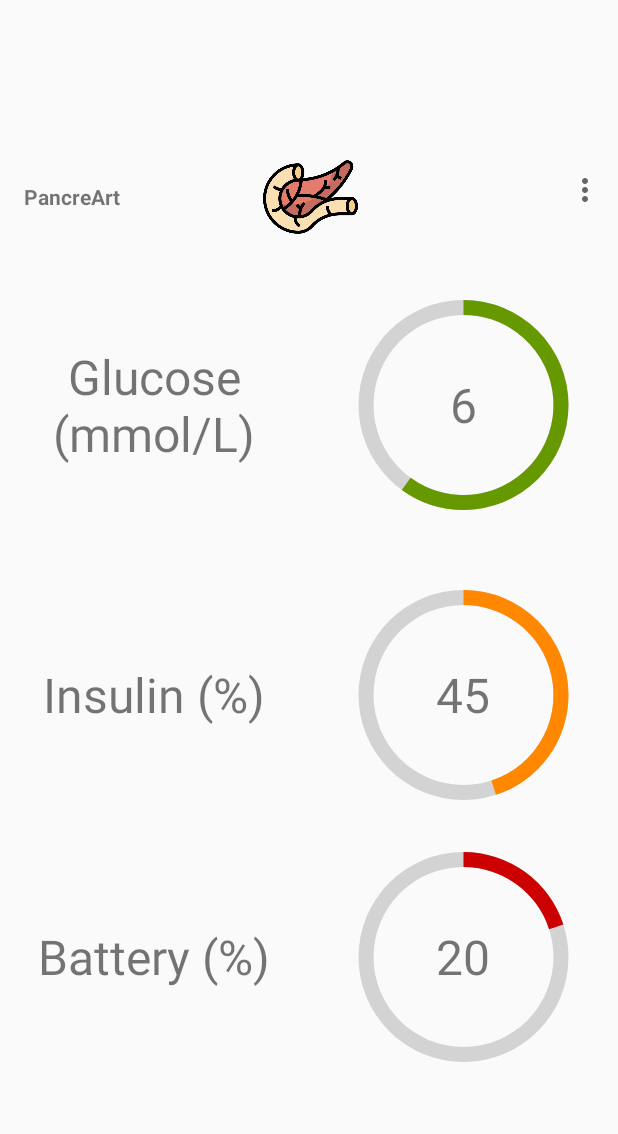
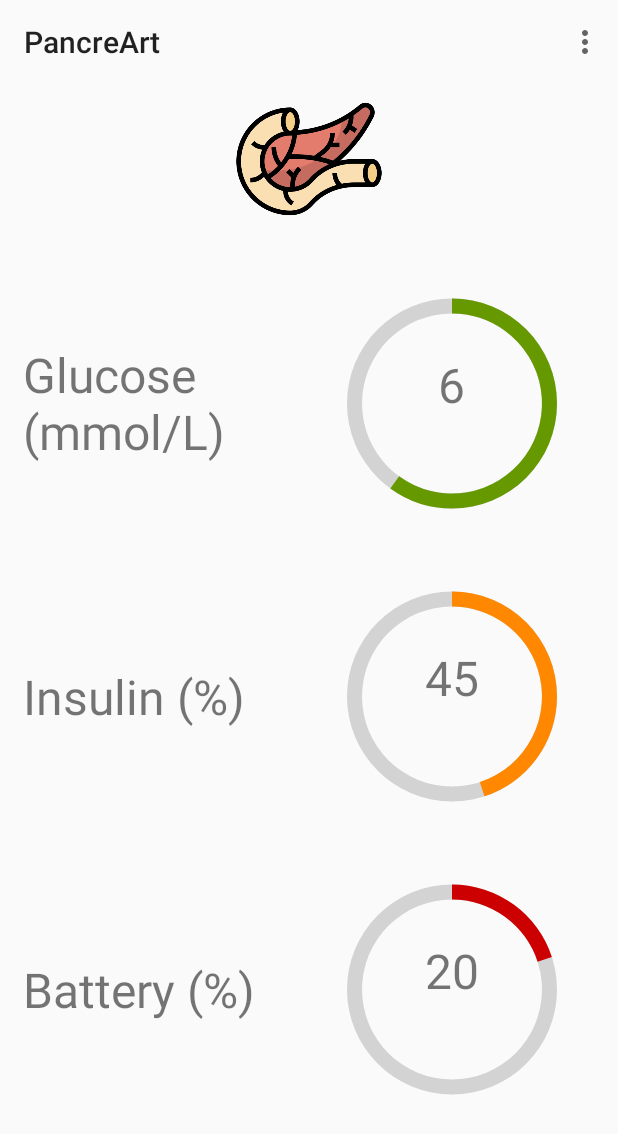
Before and after one commit to yvan-burrie-jcu/pancreart-app, an Android app: the screen it shows after launch (DashboardActivity), on a phone screen of 412 x 824 dp. Shown: the top 1134 px of the screen. Run offline under Robolectric (Android 15) with nearby library versions, the phone set to English and light mode, and no system bars.

Commit message:
Update dashboard activity

```diff
--- a/app/src/main/java/jcu/cp3407/pancreart/DashboardActivity.java
+++ b/app/src/main/java/jcu/cp3407/pancreart/DashboardActivity.java
@@ -147,7 +147,7 @@ public class DashboardActivity extends AppCompatActivity {
     @Override
     public boolean onCreateOptionsMenu(Menu menu) {
         this.menu = menu;
-        getMenuInflater().inflate(R.menu.main, this.menu);
+        getMenuInflater().inflate(R.menu.main, menu);
         return super.onCreateOptionsMenu(menu);
     }
 
@@ -191,10 +191,14 @@ public class DashboardActivity extends AppCompatActivity {
         final int glucoseHighThreshold = 7;
         final int percentageMiddleThreshold = 50;
         final int percentageLowThreshold = 25;
-        final Drawable breachedThresholdColour = ResourcesCompat.getDrawable(getResources(),
-                R.drawable.circle_breached_threshold_foreground, null);
-        final Drawable middleThresholdColour = ResourcesCompat.getDrawable(getResources(),
-                R.drawable.circle_middle_threshold_foreground, null);
+        final Drawable breachedThresholdColour = ResourcesCompat.getDrawable(
+                getResources(),
+                R.drawable.circle_breached_threshold_foreground,
+                null);
+        final Drawable middleThresholdColour = ResourcesCompat.getDrawable(
+                getResources(),
+                R.drawable.circle_middle_threshold_foreground,
+                null);
 
         // Determine which colour to set.
         if (glucoseLevel >= glucoseHighThreshold || glucoseLevel <= glucoseLowThreshold) {
@@ -272,11 +276,13 @@ public class DashboardActivity extends AppCompatActivity {
 
     private void enableReadStoragePermission() {
         // Check if permission is in current activity.
-        if (ContextCompat.checkSelfPermission(this,
-                Manifest.permission.READ_EXTERNAL_STORAGE)
-                != PackageManager.PERMISSION_GRANTED) {
+        int permission = ContextCompat.checkSelfPermission(
+                this,
+                Manifest.permission.READ_EXTERNAL_STORAGE);
+        if (permission != PackageManager.PERMISSION_GRANTED) {
             // Permission is not granted, request permission.
-            ActivityCompat.requestPermissions(this,
+            ActivityCompat.requestPermissions(
+                    this,
                     new String[]{Manifest.permission.READ_EXTERNAL_STORAGE},
                     MY_PERMISSIONS_READ_EXTERNAL_STORAGE);
         }
@@ -284,11 +290,13 @@ public class DashboardActivity extends AppCompatActivity {
 
     private void enableWriteStoragePermission() {
         // Check if permission is in current activity.
-        if (ContextCompat.checkSelfPermission(this,
-                Manifest.permission.WRITE_EXTERNAL_STORAGE)
-                != PackageManager.PERMISSION_GRANTED) {
+        int permission = ContextCompat.checkSelfPermission(
+                this,
+                Manifest.permission.WRITE_EXTERNAL_STORAGE);
+        if (permission != PackageManager.PERMISSION_GRANTED) {
             // Permission is not granted, request permission.
-            ActivityCompat.requestPermissions(this,
+            ActivityCompat.requestPermissions(
+                    this,
                     new String[]{Manifest.permission.WRITE_EXTERNAL_STORAGE},
                     MY_PERMISSIONS_WRITE_EXTERNAL_STORAGE);
         }
--- a/app/src/main/res/layout/activity_dashboard.xml
+++ b/app/src/main/res/layout/activity_dashboard.xml
@@ -1,47 +1,41 @@
 <?xml version="1.0" encoding="utf-8"?>
 
-<TableLayout
-    xmlns:android="http://schemas.android.com/apk/res/android"
+<androidx.constraintlayout.widget.ConstraintLayout
+    xmlns:app="http://schemas.android.com/apk/res-auto"
     xmlns:tools="http://schemas.android.com/tools"
+    android:layout_height="match_parent"
     android:layout_width="match_parent"
-    android:layout_height="match_parent"
-    android:weightSum="5"
-    android:gravity="center"
-    tools:context=".DashboardActivity">
+    xmlns:android="http://schemas.android.com/apk/res/android">
 
     <androidx.appcompat.widget.Toolbar
         android:id="@+id/toolbar"
         android:layout_width="match_parent"
         android:layout_height="0dp"
-        android:layout_weight="0.5">
-
-        <LinearLayout
-            android:layout_width="match_parent"
-            android:layout_height="wrap_content"
-            android:orientation="horizontal"
-            android:weightSum="2" >
-
-            <TextView
-                android:layout_width="0dp"
-                android:layout_height="match_parent"
-                android:layout_weight="0.5"
-                android:gravity="center_vertical"
-                android:text="@string/app_name"
-                android:textStyle="bold" />
-
-            <ImageView
-                android:layout_width="0dp"
-                android:layout_height="match_parent"
-                android:layout_weight="1.5"
-                android:layout_marginEnd="50dp"
-                android:src="@drawable/pancreas"
-                android:contentDescription="@string/app_name" />
-
-        </LinearLayout>
+        app:layout_constraintTop_toTopOf="parent">
 
     </androidx.appcompat.widget.Toolbar>
 
-    <!-- Glucose -->
+    <ImageView
+        android:id="@+id/dash_logo_image"
+        android:layout_width="wrap_content"
+        android:layout_height="100dp"
+        android:contentDescription="@string/app_name"
+        android:src="@drawable/pancreas"
+        app:layout_constraintEnd_toEndOf="parent"
+        app:layout_constraintStart_toStartOf="parent"
+        app:layout_constraintTop_toBottomOf="@+id/toolbar" />
+
+    <TableLayout
+        android:id="@+id/tableLayout"
+        android:layout_width="match_parent"
+        android:layout_height="0dp"
+        android:padding="15dp"
+        android:weightSum="5"
+        app:layout_constraintBottom_toBottomOf="parent"
+        app:layout_constraintTop_toBottomOf="@+id/dash_logo_image"
+        tools:context=".DashboardActivity"
+        tools:layout_editor_absoluteX="10dp">
+
         <TableRow
             android:layout_width="match_parent"
             android:layout_height="0dp"
@@ -52,7 +46,7 @@
                 android:layout_width="0dp"
                 android:layout_height="match_parent"
                 android:layout_weight="1"
-            android:gravity="center"
+                android:gravity="center_vertical"
                 android:text="@string/glucose"
                 android:textSize="32sp" />
 
@@ -83,15 +77,15 @@
 
                 <RelativeLayout
                     android:layout_width="match_parent"
-                android:layout_height="match_parent">
+                    android:layout_height="170dp">
 
                     <TextView
                         android:id="@+id/glucose_text"
                         android:layout_width="wrap_content"
                         android:layout_height="wrap_content"
-                    android:textSize="32sp"
+                        android:layout_centerHorizontal="true"
                         android:layout_centerVertical="true"
-                    android:layout_centerHorizontal="true" />
+                        android:textSize="32sp" />
 
                 </RelativeLayout>
 
@@ -100,7 +94,6 @@
 
         </TableRow>
 
-    <!-- Insulin -->
         <TableRow
             android:layout_width="match_parent"
             android:layout_height="0dp"
@@ -111,7 +104,7 @@
                 android:layout_width="0dp"
                 android:layout_height="match_parent"
                 android:layout_weight="1"
-            android:gravity="center"
+                android:gravity="center_vertical"
                 android:text="@string/insulin"
                 android:textSize="32sp" />
 
@@ -142,15 +135,15 @@
 
                 <RelativeLayout
                     android:layout_width="match_parent"
-                android:layout_height="match_parent">
+                    android:layout_height="170dp">
 
                     <TextView
                         android:id="@+id/insulin_text"
                         android:layout_width="wrap_content"
                         android:layout_height="wrap_content"
-                    android:textSize="32sp"
+                        android:layout_centerHorizontal="true"
                         android:layout_centerVertical="true"
-                    android:layout_centerHorizontal="true" />
+                        android:textSize="32sp" />
 
                 </RelativeLayout>
 
@@ -158,7 +151,6 @@
 
         </TableRow>
 
-    <!-- Battery -->
         <TableRow
             android:layout_width="match_parent"
             android:layout_height="0dp"
@@ -169,7 +161,7 @@
                 android:layout_width="0dp"
                 android:layout_height="match_parent"
                 android:layout_weight="1"
-            android:gravity="center"
+                android:gravity="center_vertical"
                 android:text="@string/battery"
                 android:textSize="32sp" />
 
@@ -200,15 +192,15 @@
 
                 <RelativeLayout
                     android:layout_width="match_parent"
-                android:layout_height="match_parent">
+                    android:layout_height="170dp">
 
                     <TextView
                         android:id="@+id/battery_text"
                         android:layout_width="wrap_content"
                         android:layout_height="wrap_content"
-                    android:textSize="32sp"
+                        android:layout_centerHorizontal="true"
                         android:layout_centerVertical="true"
-                    android:layout_centerHorizontal="true" />
+                        android:textSize="32sp" />
 
                 </RelativeLayout>
 
@@ -217,3 +209,5 @@
         </TableRow>
 
     </TableLayout>
+
+</androidx.constraintlayout.widget.ConstraintLayout>
```
Lines whose indentation alone changed are shown as unchanged.
